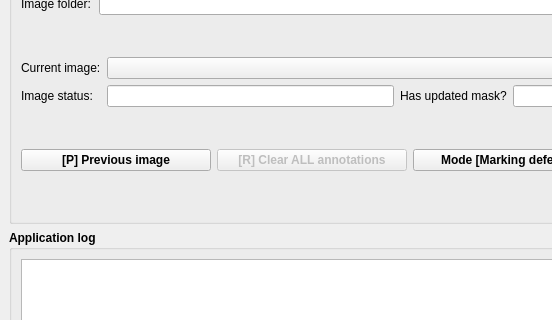
Before: the Qt Designer form ui/datmant.ui in is-centre/datm-annotation-tool, drawn with Qt 5; both pictures show x 0 to 552 and y 209 to 529 of the 820 by 620 pixel window.
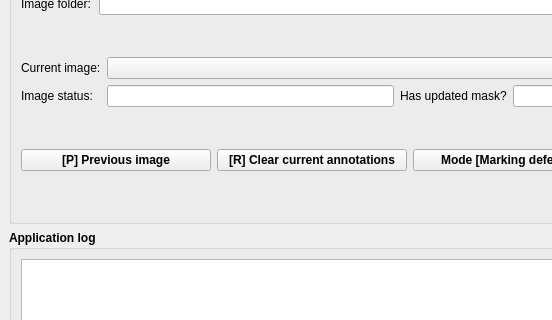
After: the same form once the commit is applied.

```diff
--- a/ui/datmant.ui
+++ b/ui/datmant.ui
@@ -243,10 +243,10 @@
          <item>
           <widget class="QPushButton" name="btnClear">
            <property name="enabled">
-            <bool>false</bool>
+            <bool>true</bool>
            </property>
            <property name="text">
-            <string>[R] Clear ALL annotations</string>
+            <string>[R] Clear current annotations</string>
            </property>
            <property name="shortcut">
             <string>Backspace</string>
```
Left out of the diff: 2 changed lines with no effect on the pictures.
